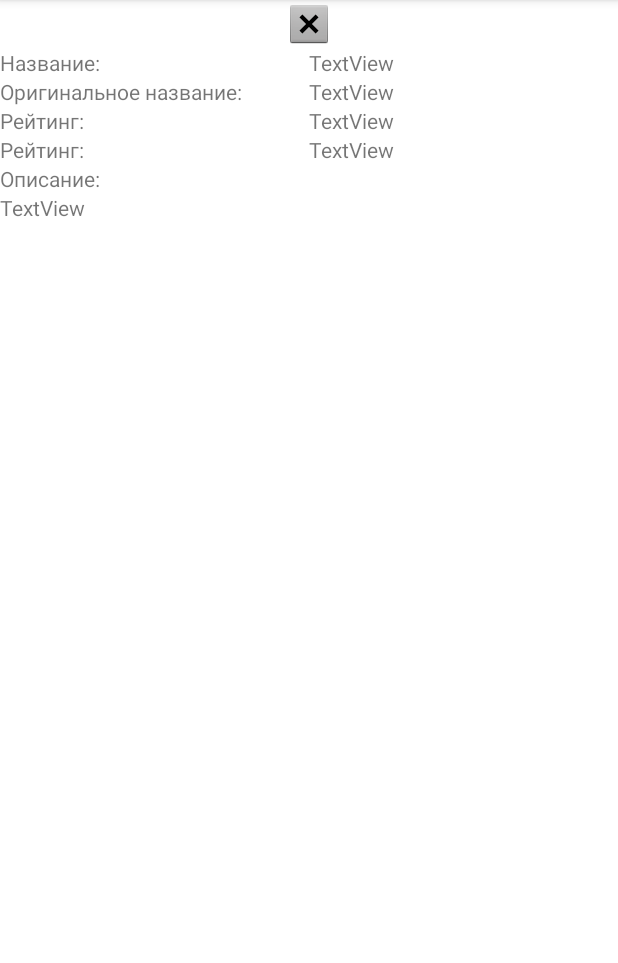
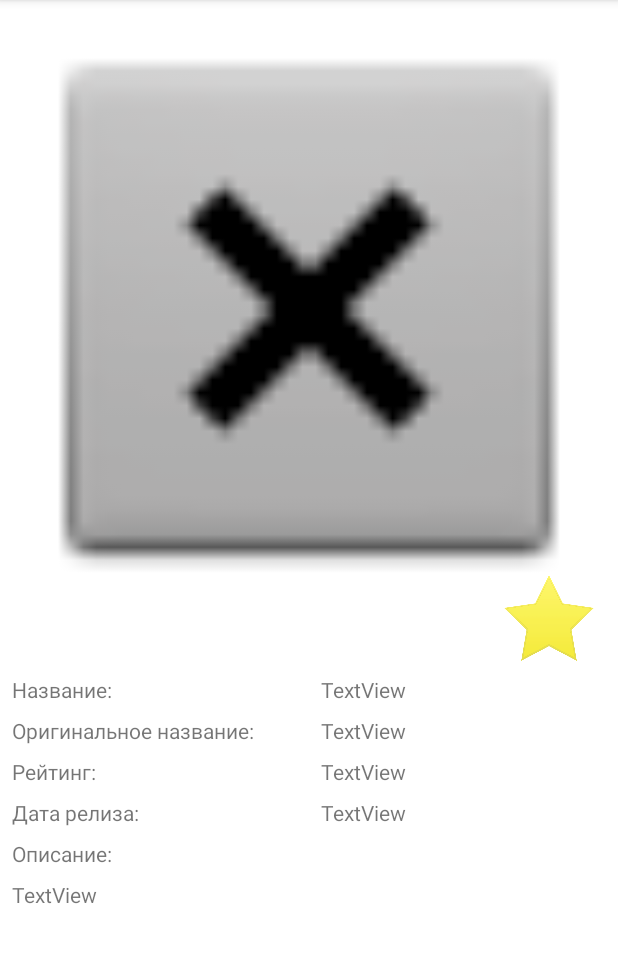
Before and after one commit to dgmedvedev/MyMovies, an Android app: the DetailActivity screen opened directly, with no data from a screen before it, on a phone screen of 412 x 824 dp, the part 84-1047 px from its top. Run offline under Robolectric (Android 15) with nearby library versions, the phone set to English and light mode, and no system bars; our stand-ins replace Picasso, Room's generated code; pictures from the network do not load; 7 statements that could not run were skipped.

Commit message:
add FavouriteMovie (change DB...)

```diff
--- a/app/src/main/java/com/demo/mymovies/data/MovieDao.java
+++ b/app/src/main/java/com/demo/mymovies/data/MovieDao.java
@@ -13,6 +13,9 @@ public interface MovieDao {
     @Query("SELECT * FROM movies")
     LiveData<List<Movie>> getAllMovies();
 
+    @Query("SELECT * FROM favourite_movies")
+    LiveData<List<FavouriteMovie>> getAllFavouriteMovies();
+
     @Query("SELECT * FROM movies WHERE id == :movieId")
     Movie getMovieById(int movieId);
 
@@ -24,4 +27,10 @@ public interface MovieDao {
 
     @Delete
     void deleteMovie(Movie movie);
+
+    @Insert
+    void insertFavouriteMovie(FavouriteMovie movie);
+
+    @Delete
+    void deleteFavouriteMovie(FavouriteMovie movie);
 }
--- a/app/src/main/java/com/demo/mymovies/utils/NetworkUtils.java
+++ b/app/src/main/java/com/demo/mymovies/utils/NetworkUtils.java
@@ -23,7 +23,7 @@ public class NetworkUtils {
     private static final String PARAMS_PAGE = "page";
     private static final String PARAMS_MIN_VOTE_COUNT = "vote_count.gte";
 
-    private static final String API_KEY = "b8ac81393cd950e???????????????";//???????????????
+    private static final String API_KEY = "b8ac81393cd950e94d455617d47aa070";//???????????????
     private static final String LANGUAGE_VALUE = "ru-RU";
     private static final String SORT_BY_POPULARITY = "popularity.desc";
     private static final String SORT_BY_TOP_RATED = "vote_average.desc";
--- a/app/src/main/res/layout/activity_detail.xml
+++ b/app/src/main/res/layout/activity_detail.xml
@@ -1,15 +1,20 @@
 <?xml version="1.0" encoding="utf-8"?>
-<androidx.constraintlayout.widget.ConstraintLayout xmlns:android="http://schemas.android.com/apk/res/android"
+<ScrollView xmlns:android="http://schemas.android.com/apk/res/android"
     xmlns:app="http://schemas.android.com/apk/res-auto"
     xmlns:tools="http://schemas.android.com/tools"
     android:layout_width="match_parent"
     android:layout_height="match_parent"
     tools:context=".DetailActivity">
 
+    <androidx.constraintlayout.widget.ConstraintLayout
+        android:layout_width="match_parent"
+        android:layout_height="wrap_content">
+
         <ImageView
             android:id="@+id/imageViewBigPoster"
-        android:layout_width="wrap_content"
+            android:layout_width="0dp"
             android:layout_height="wrap_content"
+            android:adjustViewBounds="true"
             app:layout_constraintEnd_toEndOf="parent"
             app:layout_constraintStart_toStartOf="parent"
             app:layout_constraintTop_toTopOf="parent"
@@ -19,9 +24,10 @@
             android:id="@+id/textViewLabelTitle"
             android:layout_width="wrap_content"
             android:layout_height="wrap_content"
+            android:layout_margin="8dp"
             android:text="Название:"
             app:layout_constraintStart_toStartOf="parent"
-        app:layout_constraintTop_toBottomOf="@+id/imageViewBigPoster" />
+            app:layout_constraintTop_toBottomOf="@+id/imageViewAddToFavourite" />
 
         <androidx.constraintlayout.widget.Guideline
             android:id="@+id/guidelineCenter"
@@ -34,15 +40,17 @@
             android:id="@+id/textViewTitle"
             android:layout_width="0dp"
             android:layout_height="wrap_content"
+            android:layout_margin="8dp"
             android:text="TextView"
             app:layout_constraintEnd_toEndOf="parent"
             app:layout_constraintStart_toStartOf="@+id/guidelineCenter"
-        app:layout_constraintTop_toBottomOf="@+id/imageViewBigPoster" />
+            app:layout_constraintTop_toBottomOf="@+id/imageViewAddToFavourite" />
 
         <TextView
             android:id="@+id/textViewLabelOriginalTitle"
             android:layout_width="wrap_content"
             android:layout_height="wrap_content"
+            android:layout_margin="8dp"
             android:text="Оригинальное название:"
             app:layout_constraintStart_toStartOf="parent"
             app:layout_constraintTop_toBottomOf="@+id/textViewTitle" />
@@ -51,6 +59,7 @@
             android:id="@+id/textViewOriginalTitle"
             android:layout_width="0dp"
             android:layout_height="wrap_content"
+            android:layout_margin="8dp"
             android:text="TextView"
             app:layout_constraintEnd_toEndOf="parent"
             app:layout_constraintStart_toStartOf="@+id/guidelineCenter"
@@ -60,6 +69,7 @@
             android:id="@+id/textViewLabelRating"
             android:layout_width="wrap_content"
             android:layout_height="wrap_content"
+            android:layout_margin="8dp"
             android:text="Рейтинг:"
             app:layout_constraintStart_toStartOf="parent"
             app:layout_constraintTop_toBottomOf="@+id/textViewOriginalTitle" />
@@ -68,6 +78,7 @@
             android:id="@+id/textViewRating"
             android:layout_width="0dp"
             android:layout_height="wrap_content"
+            android:layout_margin="8dp"
             android:text="TextView"
             app:layout_constraintEnd_toEndOf="parent"
             app:layout_constraintStart_toStartOf="@+id/guidelineCenter"
@@ -77,7 +88,8 @@
             android:id="@+id/textViewLabelReleaseDate"
             android:layout_width="wrap_content"
             android:layout_height="wrap_content"
-        android:text="Рейтинг:"
+            android:layout_margin="8dp"
+            android:text="Дата релиза:"
             app:layout_constraintStart_toStartOf="parent"
             app:layout_constraintTop_toBottomOf="@+id/textViewRating" />
 
@@ -85,6 +97,7 @@
             android:id="@+id/textViewReleaseDate"
             android:layout_width="0dp"
             android:layout_height="wrap_content"
+            android:layout_margin="8dp"
             android:text="TextView"
             app:layout_constraintEnd_toEndOf="parent"
             app:layout_constraintStart_toStartOf="@+id/guidelineCenter"
@@ -94,6 +107,7 @@
             android:id="@+id/textViewLabelOverview"
             android:layout_width="wrap_content"
             android:layout_height="wrap_content"
+            android:layout_margin="8dp"
             android:text="Описание:"
             app:layout_constraintStart_toStartOf="parent"
             app:layout_constraintTop_toBottomOf="@+id/textViewReleaseDate" />
@@ -102,8 +116,20 @@
             android:id="@+id/textViewOverview"
             android:layout_width="wrap_content"
             android:layout_height="wrap_content"
+            android:layout_margin="8dp"
             android:text="TextView"
             app:layout_constraintStart_toStartOf="parent"
             app:layout_constraintTop_toBottomOf="@+id/textViewLabelOverview" />
 
+        <ImageView
+            android:id="@+id/imageViewAddToFavourite"
+            android:layout_width="@dimen/size_of_star"
+            android:layout_height="@dimen/size_of_star"
+            android:layout_marginEnd="16dp"
+            app:layout_constraintBottom_toBottomOf="@+id/imageViewBigPoster"
+            app:layout_constraintEnd_toEndOf="@+id/imageViewBigPoster"
+            app:layout_constraintTop_toBottomOf="@+id/imageViewBigPoster"
+            app:srcCompat="@drawable/favourite_remove" />
+
     </androidx.constraintlayout.widget.ConstraintLayout>
+</ScrollView>
--- /dev/null
+++ b/app/src/main/res/values/dimens.xml
@@ -0,0 +1,4 @@
+<?xml version="1.0" encoding="utf-8"?>
+<resources>
+    <dimen name="size_of_star">60dp</dimen>
+</resources>
```
Also changed, not shown: app/src/main/java/com/demo/mymovies/data/FavouriteMovie.java (added, +10 -0 lines), app/src/main/java/com/demo/mymovies/data/MainViewModel.java (+20 -0 lines), app/src/main/java/com/demo/mymovies/data/MovieDatabase.java (+5 -2 lines), app/src/main/res/drawable/favourite_add_to.png (added), app/src/main/res/drawable/favourite_remove.png (added). Lines whose indentation alone changed are shown as unchanged.
